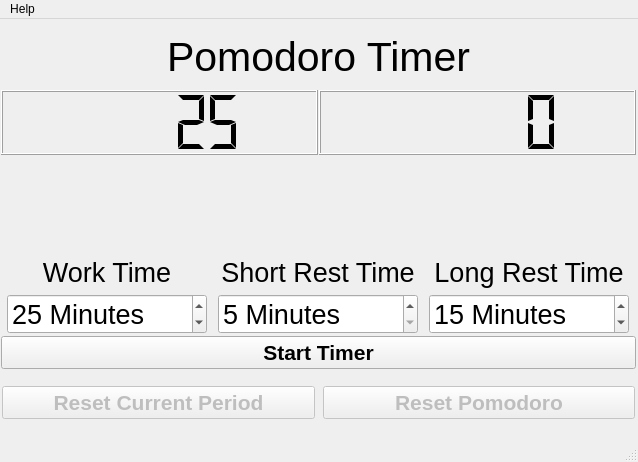
Above: mainwindow.ui from SeanMcGoff/QT_Pomodoro before the change. Below: the same form after it.
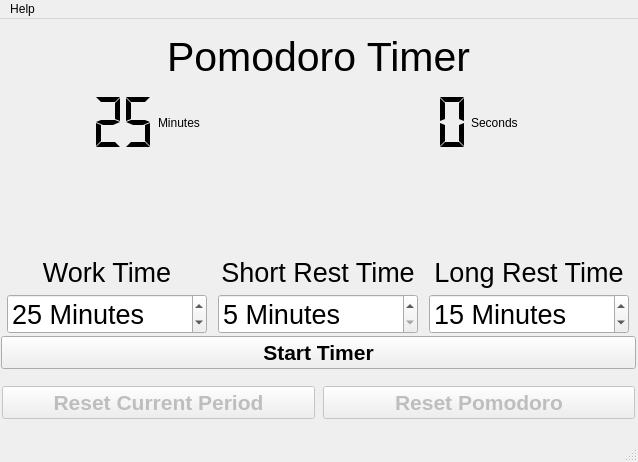
That is the form after the change.

Commit message: Added labels to LCD number, bug fixing

Patch:
```diff
--- a/mainwindow.ui
+++ b/mainwindow.ui
@@ -48,11 +48,20 @@
      </item>
      <item>
       <layout class="QHBoxLayout" name="horizontalLayout_2">
+       <property name="rightMargin">
+        <number>9</number>
+       </property>
        <item>
         <widget class="QLCDNumber" name="minsDisplay">
          <property name="enabled">
           <bool>true</bool>
          </property>
+         <property name="sizePolicy">
+          <sizepolicy hsizetype="Ignored" vsizetype="Minimum">
+           <horstretch>0</horstretch>
+           <verstretch>0</verstretch>
+          </sizepolicy>
+         </property>
          <property name="font">
           <font>
            <family>Arial</family>
@@ -61,6 +70,9 @@
          <property name="layoutDirection">
           <enum>Qt::LeftToRight</enum>
          </property>
+         <property name="frameShape">
+          <enum>QFrame::NoFrame</enum>
+         </property>
          <property name="smallDecimalPoint">
           <bool>false</bool>
          </property>
@@ -72,18 +84,53 @@
          </property>
         </widget>
        </item>
+       <item>
+        <widget class="QLabel" name="minsLabel">
+         <property name="text">
+          <string>Minutes</string>
+         </property>
+        </widget>
+       </item>
        <item>
         <widget class="QLCDNumber" name="secsDisplay">
          <property name="enabled">
           <bool>true</bool>
          </property>
+         <property name="sizePolicy">
+          <sizepolicy hsizetype="Preferred" vsizetype="Minimum">
+           <horstretch>0</horstretch>
+           <verstretch>0</verstretch>
+          </sizepolicy>
+         </property>
+         <property name="minimumSize">
+          <size>
+           <width>100</width>
+           <height>0</height>
+          </size>
+         </property>
          <property name="font">
           <font>
            <family>Arial</family>
+           <pointsize>13</pointsize>
           </font>
          </property>
-         <property name="layoutDirection">
-          <enum>Qt::LeftToRight</enum>
+         <property name="focusPolicy">
+          <enum>Qt::NoFocus</enum>
+         </property>
+         <property name="contextMenuPolicy">
+          <enum>Qt::PreventContextMenu</enum>
+         </property>
+         <property name="autoFillBackground">
+          <bool>false</bool>
+         </property>
+         <property name="styleSheet">
+          <string notr="true"/>
+         </property>
+         <property name="frameShape">
+          <enum>QFrame::NoFrame</enum>
+         </property>
+         <property name="frameShadow">
+          <enum>QFrame::Plain</enum>
          </property>
          <property name="smallDecimalPoint">
           <bool>false</bool>
@@ -96,6 +143,13 @@
          </property>
         </widget>
        </item>
+       <item>
+        <widget class="QLabel" name="secsLabel">
+         <property name="text">
+          <string>Seconds</string>
+         </property>
+        </widget>
+       </item>
       </layout>
      </item>
      <item>
```
The commit also changes 2 other files.
